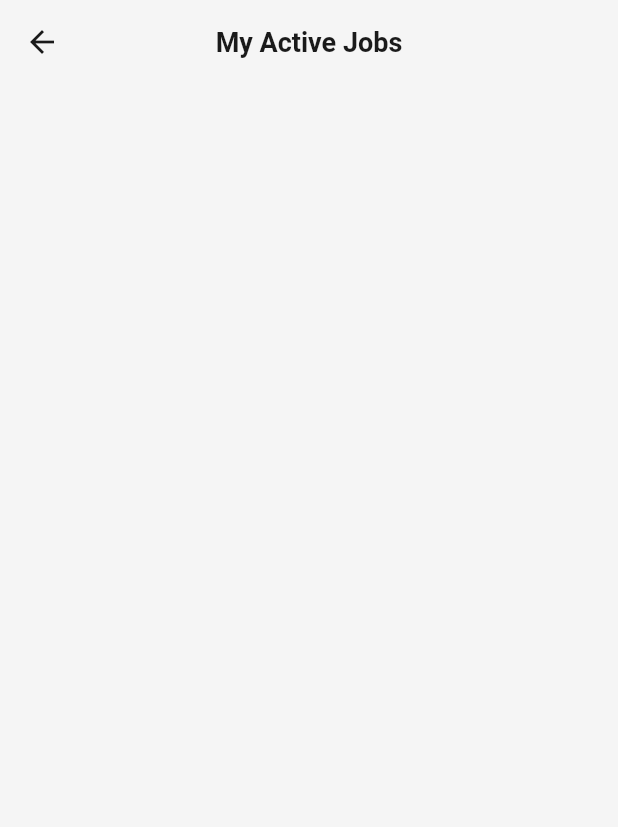
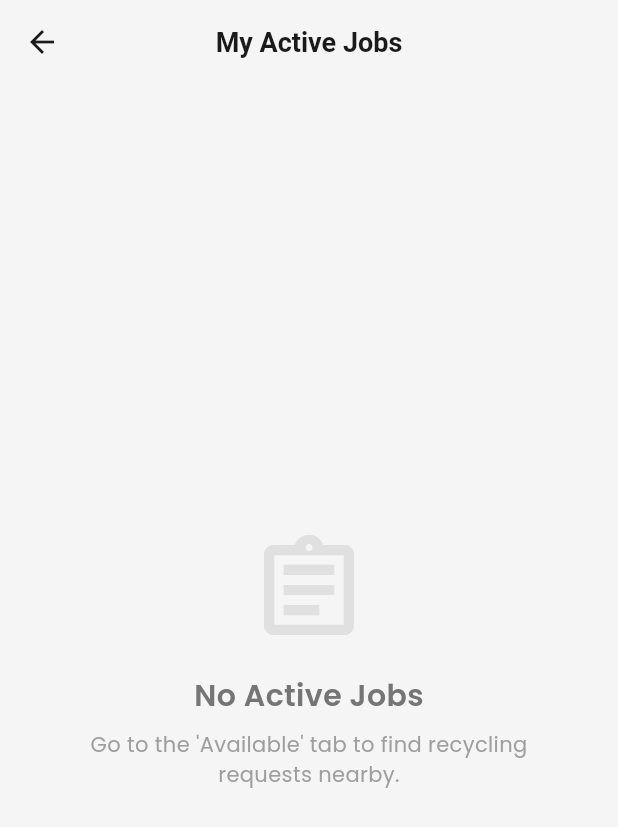
Before and after one commit to abdoverse/panta-go, a Flutter app: the _MyJobsView screen opened directly, on a phone screen of 412 x 824 dp. Shown: the top 827 px of the screen. Run offline on Flutter 3.47's test engine with Material 3 defaults, Android fonts, the light colour scheme and no system bars; our stand-ins replace flutter_animate, google_fonts, shared_preferences; missing offline and left inert: amazon_cognito_identity_dart_2; accounts and stored records are empty.

Commit message:
feat(mobile): improve empty state for helper active jobs

```diff
--- a/my-app/mobile/lib/features/dashboard/helper_home_page.dart
+++ b/my-app/mobile/lib/features/dashboard/helper_home_page.dart
@@ -184,7 +184,31 @@ class _MyJobsView extends StatelessWidget {
 
     return Scaffold(
       appBar: AppBar(title: const Text("My Active Jobs")),
-      body: ListView.builder(
+      body: jobs.isEmpty
+          ? Center(
+              child: Column(
+                mainAxisAlignment: MainAxisAlignment.center,
+                children: [
+                  Icon(Icons.assignment_outlined, size: 80, color: Colors.grey[300]),
+                  const SizedBox(height: 16),
+                  Text("No Active Jobs",
+                      style: TextStyle(
+                          fontSize: 20,
+                          fontWeight: FontWeight.w600,
+                          color: Colors.grey[600])),
+                  const SizedBox(height: 8),
+                  Padding(
+                    padding: const EdgeInsets.symmetric(horizontal: 40),
+                    child: Text(
+                      "Go to the 'Available' tab to find recycling requests nearby.",
+                      textAlign: TextAlign.center,
+                      style: TextStyle(color: Colors.grey[500]),
+                    ),
+                  ),
+                ],
+              ),
+            )
+          : ListView.builder(
               padding: const EdgeInsets.all(16),
               itemCount: jobs.length,
               itemBuilder: (context, index) {
```
Lines whose indentation alone changed are shown as unchanged.
